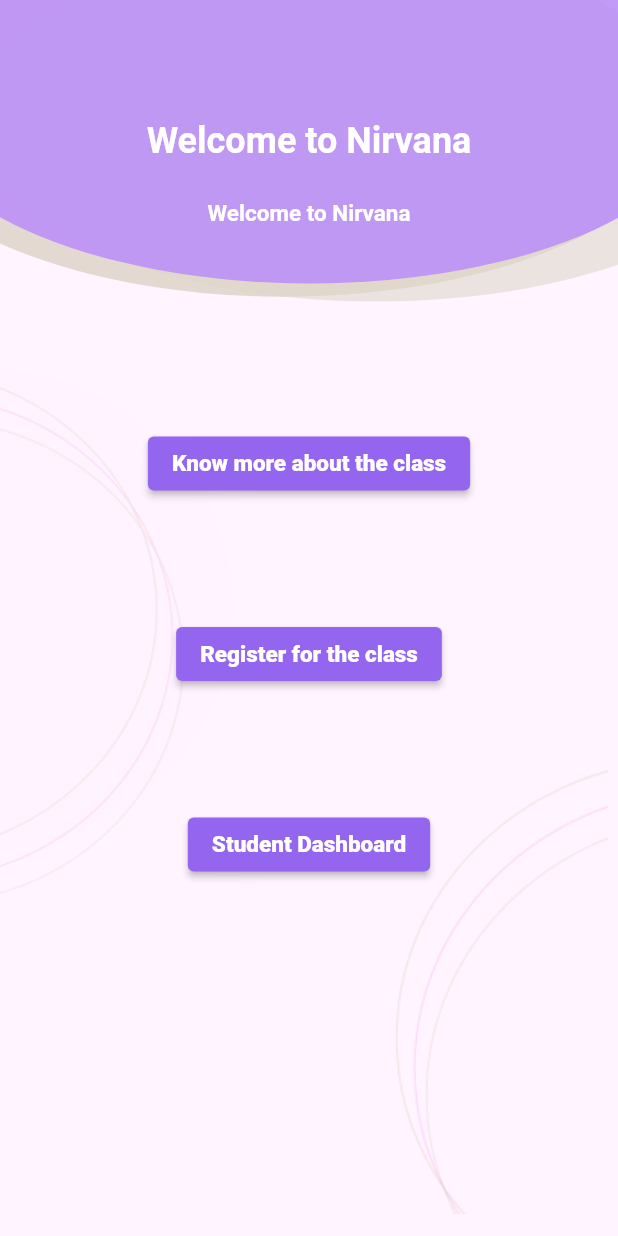
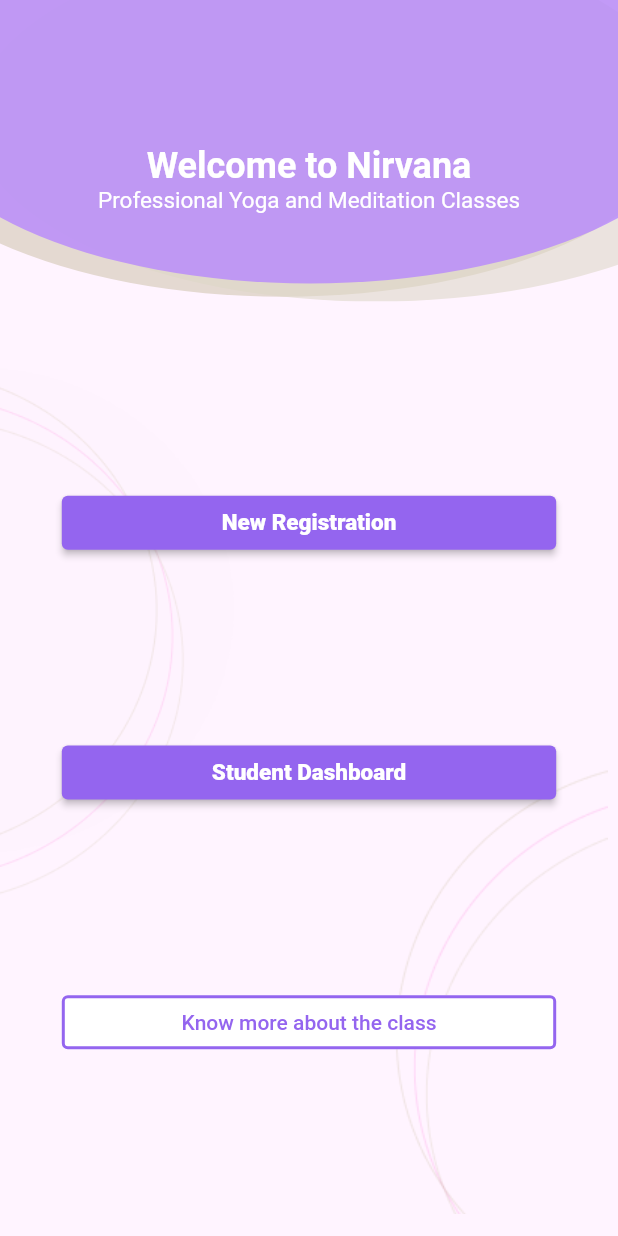
Before and after one commit to AthulJohn/yogaapp-frontend, a Flutter app: the screen it shows after launch, on a phone screen of 412 x 824 dp. Run offline on Flutter 3.47's test engine with Material 2 defaults, Android fonts, the light colour scheme and no system bars; our stand-ins replace flutter_svg.

Commit message:
UI changes

```diff
--- a/lib/constants/text_styles.dart
+++ b/lib/constants/text_styles.dart
@@ -10,7 +10,7 @@ abstract class AppTextStyles {
   static const TextStyle subheading = TextStyle(
     fontSize: 15,
     color: Colors.white,
-    fontWeight: FontWeight.bold,
+    fontWeight: FontWeight.w400,
   );
   static const TextStyle hintStyle = TextStyle(
     fontSize: 15,
--- a/lib/constants/values.dart
+++ b/lib/constants/values.dart
@@ -1,4 +1,4 @@
-const String url = "http://127.0.0.1:5000";
+const String url = "https://yoga-api.onrender.com";
 
 const Map<int, String> slotsTime = {
   1: "6 AM - 7 AM",
--- a/lib/interface/components/arc_background.dart
+++ b/lib/interface/components/arc_background.dart
@@ -47,15 +47,17 @@ class ArcBackground extends StatelessWidget {
                             mainAxisAlignment: MainAxisAlignment.spaceEvenly,
                             children: [
                               Container(),
-                              Text(
-                                heading,
-                                style: AppTextStyles.heading,
-                              ),
-                              if (subheading.isNotEmpty)
+                              Column(children: [
                                 Text(
                                   heading,
-                                  style: AppTextStyles.subheading,
+                                  style: AppTextStyles.heading,
                                 ),
+                                if (subheading.isNotEmpty)
+                                  Text(
+                                    subheading,
+                                    style: AppTextStyles.subheading,
+                                  ),
+                              ])
                             ],
                           ),
                         ),
--- a/lib/interface/screens/home_screen/home_screen.dart
+++ b/lib/interface/screens/home_screen/home_screen.dart
@@ -24,27 +24,32 @@ class HomeBody extends StatelessWidget {
 
   @override
   Widget build(BuildContext context) {
-    return Column(mainAxisAlignment: MainAxisAlignment.spaceEvenly, children: [
-      AppElevatedButton(
-        onPressed: () {},
-        text: "Know more about the class",
-      ),
-      AppElevatedButton(
-        onPressed: () {
-          Navigator.push(context,
-              MaterialPageRoute(builder: ((context) => const RegisterPage())));
-        },
-        text: "Register for the class",
-      ),
-      AppElevatedButton(
-        onPressed: () {
-          Navigator.push(context,
-              MaterialPageRoute(builder: ((context) => const AuthorizePage())));
-        },
-        text: "Student Dashboard",
-      ),
-      Container(),
-      Container(),
-    ]);
+    return Column(
+        mainAxisAlignment: MainAxisAlignment.spaceEvenly,
+        crossAxisAlignment: CrossAxisAlignment.stretch,
+        children: [
+          AppElevatedButton(
+            onPressed: () {
+              Navigator.push(
+                  context,
+                  MaterialPageRoute(
+                      builder: ((context) => const RegisterPage())));
+            },
+            text: "New Registration",
+          ),
+          AppElevatedButton(
+            onPressed: () {
+              Navigator.push(
+                  context,
+                  MaterialPageRoute(
+                      builder: ((context) => const AuthorizePage())));
+            },
+            text: "Student Dashboard",
+          ),
+          AppOutlinedButton(
+            onPressed: () {},
+            text: "Know more about the class",
+          ),
+        ]);
   }
 }
--- a/pubspec.yaml
+++ b/pubspec.yaml
@@ -65,6 +65,7 @@ flutter:
   # To add assets to your application, add an assets section, like this:
   assets:
     - assets/images/design/
+    - assets/images/logo/
   #   - images/a_dot_ham.jpeg
 
   # An image asset can refer to one or more resolution-specific "variants", see
```
Also changed, not shown: lib/interface/screens/payment_screen/payment.dart (+37 -5 lines), lib/interface/screens/payment_screen/payment_tile.dart (+12 -3 lines).
